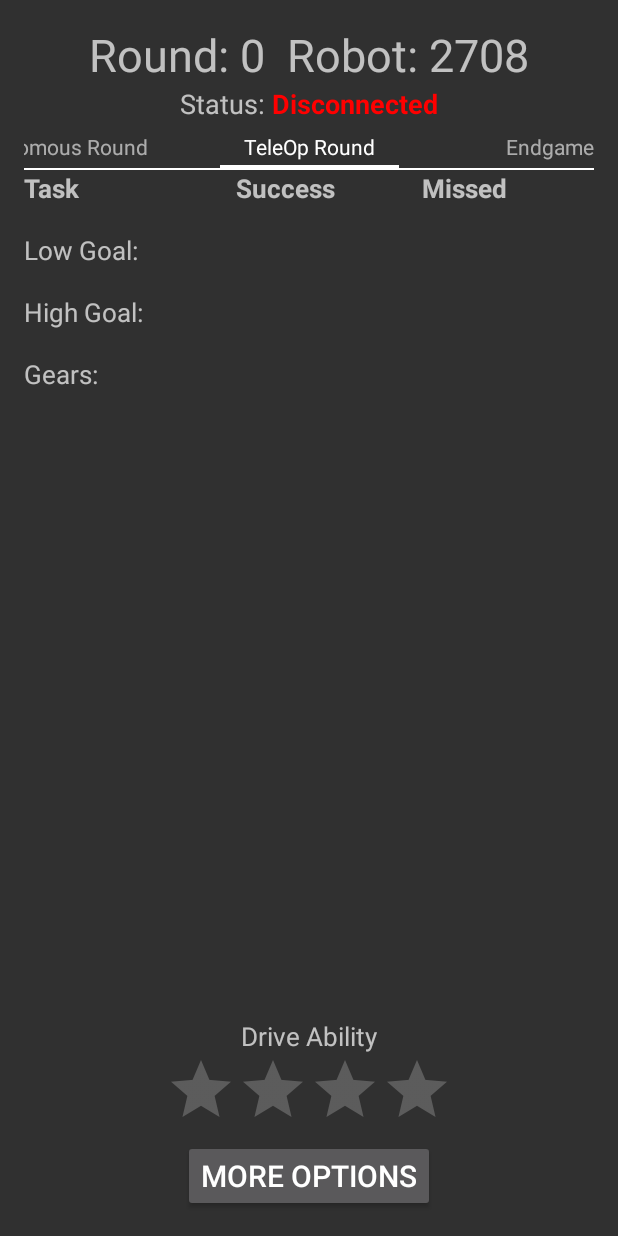
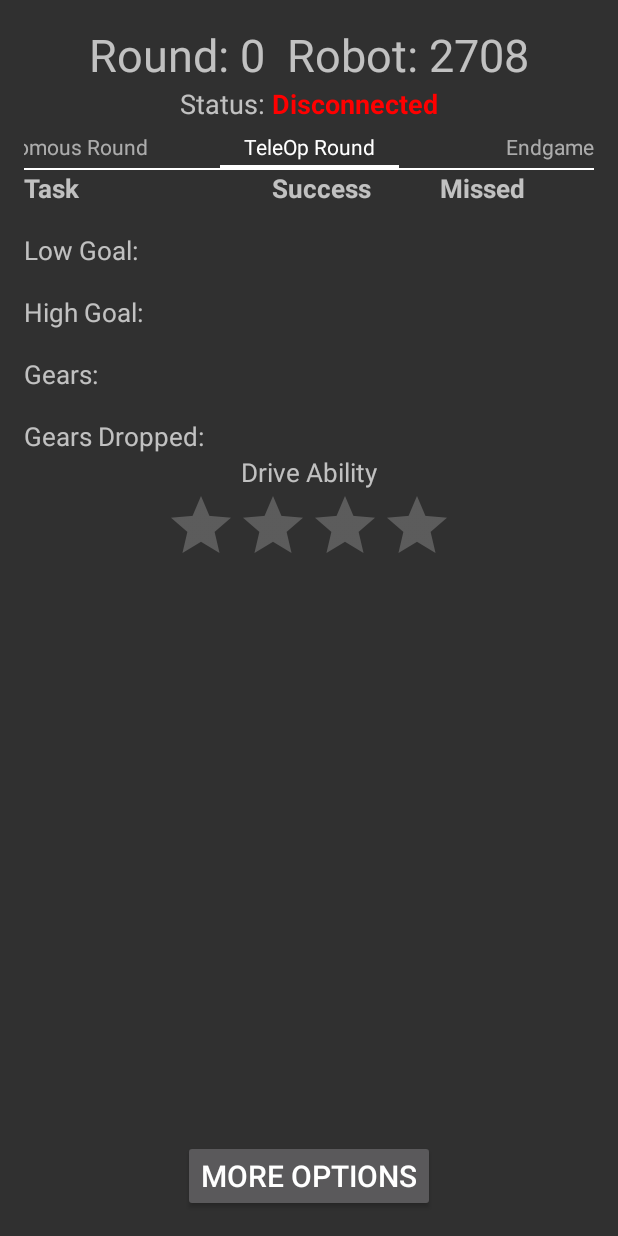
Before and after one commit to LakeEffectRobotics/LakeEffectScoutingApp, an Android app: the MainActivity screen opened directly, with no data from a screen before it, after a tap on "TeleOp Round", on a phone screen of 412 x 824 dp. Run offline under Robolectric (Android 15) with nearby library versions, the phone set to English and light mode, and no system bars; our stand-ins replace data binding; libraries missing offline, so code that uses them is left out: android.support.percent; plain views replace PercentRelativeLayout; 11 statements that could not run were skipped; 2 other taps on this screen came first.

Commit message:
Added scout name, scroll views on some pages, and gears dropped

```diff
--- a/app/build.gradle
+++ b/app/build.gradle
@@ -8,8 +8,8 @@ android {
         applicationId "ca.lakeeffect.scoutingapp"
         minSdkVersion 14
         targetSdkVersion 23
-        versionCode 7
-        versionName "7"
+        versionCode 9
+        versionName "9"
     }
     buildTypes {
         release {
--- a/app/src/main/res/layout-sw600dp/teleoppage.xml
+++ b/app/src/main/res/layout-sw600dp/teleoppage.xml
@@ -180,6 +180,29 @@
         </TableRow>
 
 
+        <TableRow android:weightSum="2">
+            <TextView
+                android:text="Gears Dropped:"
+                android:layout_width="wrap_content"
+                android:layout_height="wrap_content"
+                android:layout_alignTop="@+id/tableLayout"
+                android:layout_alignParentRight="true"
+                android:layout_alignParentEnd="true"
+                android:id="@+id/teleTask3"
+                android:layout_weight="1"
+                android:textSize="25dp" />
+
+            <ca.lakeeffect.scoutingapp.Counter
+                android:layout_gravity="center_horizontal"
+                android:text=""
+                android:layout_width="wrap_content"
+                android:layout_height="wrap_content"
+                android:layout_alignTop="@+id/tableLayout"
+                android:layout_alignParentLeft="true"
+                android:layout_alignParentStart="true"
+                android:layout_weight="1"
+                android:id="@+id/teleGearDropped" />
+        </TableRow>
 
 
     </TableLayout>
--- a/app/src/main/res/layout/endgamepage.xml
+++ b/app/src/main/res/layout/endgamepage.xml
@@ -1,4 +1,7 @@
 <?xml version="1.0" encoding="utf-8"?>
+<ScrollView xmlns:android="http://schemas.android.com/apk/res/android"
+    android:layout_height="wrap_content"
+    android:layout_width="wrap_content">
 <android.support.percent.PercentRelativeLayout xmlns:android="http://schemas.android.com/apk/res/android"
     android:orientation="vertical" android:layout_width="match_parent"
     android:layout_height="match_parent"
@@ -91,3 +94,4 @@
 
 
 </android.support.percent.PercentRelativeLayout>
+</ScrollView>
--- a/app/src/main/res/layout/teleoppage.xml
+++ b/app/src/main/res/layout/teleoppage.xml
@@ -1,4 +1,7 @@
 <?xml version="1.0" encoding="utf-8"?>
+<ScrollView xmlns:android="http://schemas.android.com/apk/res/android"
+    android:layout_width="match_parent"
+    android:layout_height="wrap_content">
 <android.support.percent.PercentRelativeLayout xmlns:android="http://schemas.android.com/apk/res/android"
     xmlns:app="http://schemas.android.com/apk/res-auto"
     android:orientation="vertical"
@@ -180,10 +183,42 @@
                 android:id="@+id/teleGearFailed" />
         </TableRow>
 
+        <TableRow android:weightSum="2">
+            <TextView
+                android:text="Gears Dropped:"
+                android:layout_width="wrap_content"
+                android:layout_height="wrap_content"
+                android:layout_alignTop="@+id/tableLayout"
+                android:layout_alignParentRight="true"
+                android:layout_alignParentEnd="true"
+                android:id="@+id/teleTask3"
+                android:layout_weight="1"
+                android:textSize="17dp" />
+
+            <ca.lakeeffect.scoutingapp.Counter
+                android:layout_gravity="center_horizontal"
+                android:text=""
+                android:layout_width="wrap_content"
+                android:layout_height="wrap_content"
+                android:layout_alignTop="@+id/tableLayout"
+                android:layout_alignParentLeft="true"
+                android:layout_alignParentStart="true"
+                android:layout_weight="1"
+                android:id="@+id/teleGearDropped" />
+        </TableRow>
 
 
 
     </TableLayout>
+
+    <TextView
+        android:text="Drive Ability"
+        android:layout_width="wrap_content"
+        android:layout_height="wrap_content"
+        android:id="@+id/textView2"
+        android:layout_below="@id/teleoptablelayout"
+        android:layout_centerHorizontal="true"
+        android:textSize="17dp" />
 
     <RatingBar
         android:layout_width="wrap_content"
@@ -193,15 +228,9 @@
         android:stepSize="1"
         android:isIndicator="false"
         android:layout_alignParentBottom="true"
-        android:layout_centerHorizontal="true" />
+        android:layout_centerHorizontal="true"
+        android:layout_below="@id/textView2"/>
 
-    <TextView
-        android:text="Drive Ability"
-        android:layout_width="wrap_content"
-        android:layout_height="wrap_content"
-        android:id="@+id/textView2"
-        android:layout_above="@+id/driveRating"
-        android:layout_centerHorizontal="true"
-        android:textSize="17dp" />
 
 </android.support.percent.PercentRelativeLayout>
+</ScrollView>
```
Also changed, not shown: app/src/main/java/ca/lakeeffect/scoutingapp/EndgamePage.java (+5 -4 lines), app/src/main/java/ca/lakeeffect/scoutingapp/MainActivity.java (+44 -6 lines), app/src/main/res/layout/dialog.xml (+7 -0 lines).
